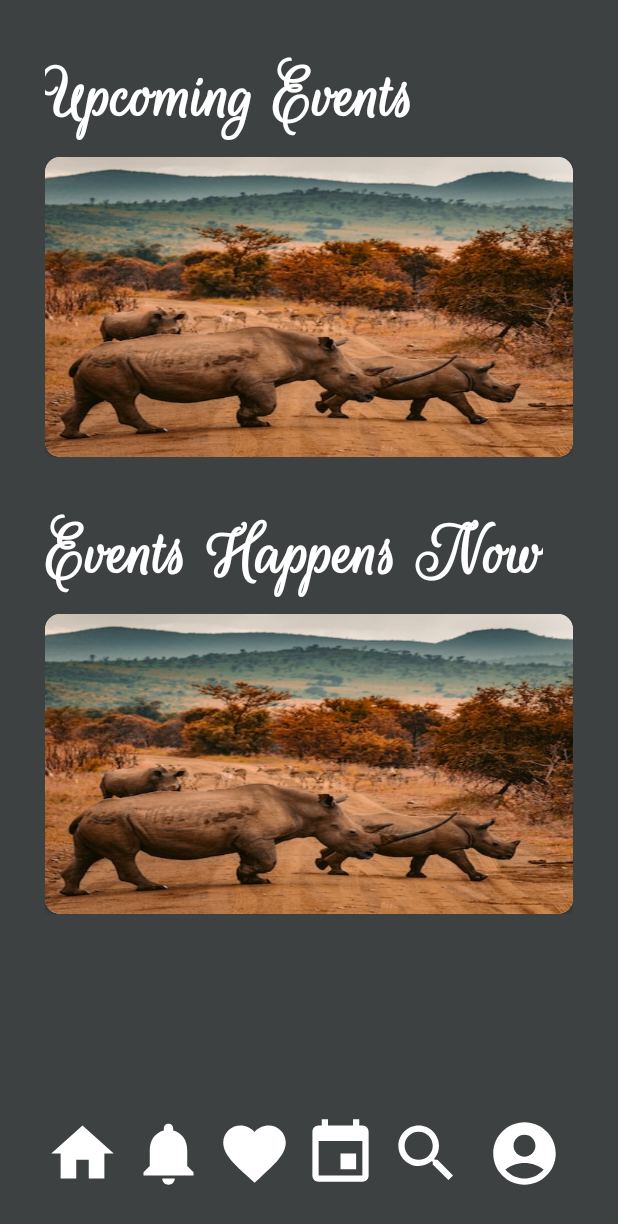
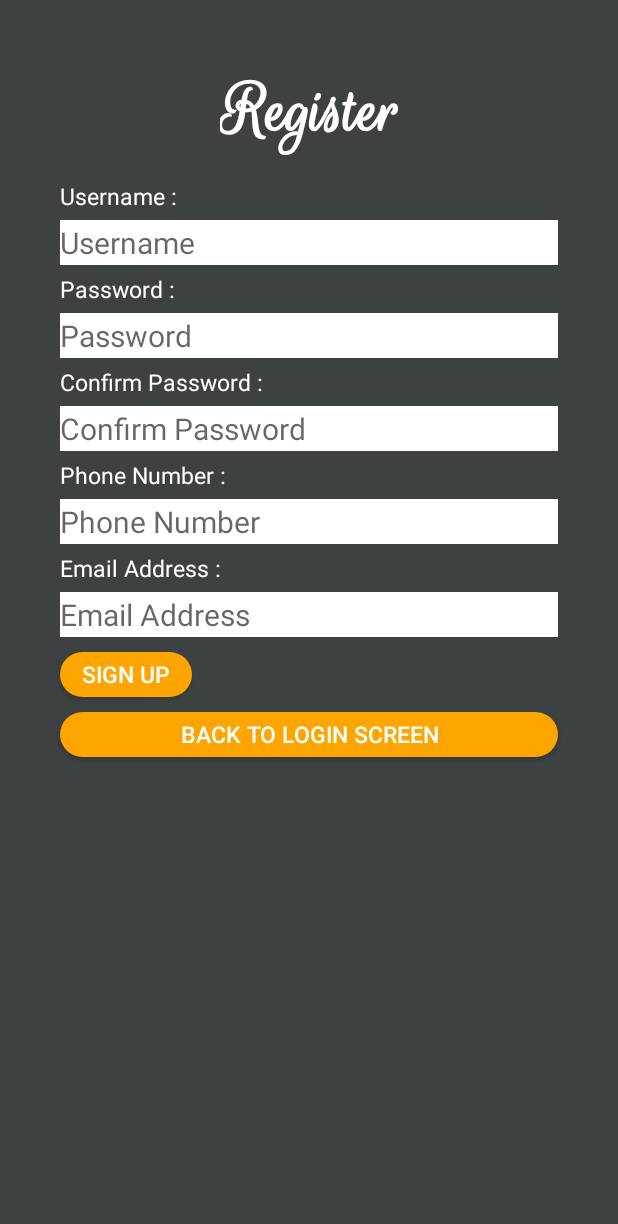
Before and after one commit to GunYuTan/LifeOnLandAssignmentFinal, an Android app: the screen it shows after launch (MainActivity), on a phone screen of 412 x 824 dp. Shown: the top 1224 px of the screen. Run offline under Robolectric (Android 15) with nearby library versions, the phone set to English and light mode, and no system bars; our stand-ins replace Room's generated code, data binding; 1 statement that could not run was skipped.

Commit message:
21/09/2023

```diff
--- a/app/src/main/java/com/example/lifeonlandassignment/LoginFragment.kt
+++ b/app/src/main/java/com/example/lifeonlandassignment/LoginFragment.kt
@@ -1,4 +1,8 @@
 package com.example.lifeonlandassignment
 
-class LoginFragment {
+import androidx.appcompat.app.AppCompatActivity
+import com.example.lifeonlandassignment.databinding.LoginScreenBinding
+
+class LoginFragment : AppCompatActivity(){
+
 }
--- a/app/src/main/java/com/example/lifeonlandassignment/MainActivity.kt
+++ b/app/src/main/java/com/example/lifeonlandassignment/MainActivity.kt
@@ -2,6 +2,8 @@ package com.example.lifeonlandassignment
 
 import androidx.appcompat.app.AppCompatActivity
 import android.os.Bundle
+import com.example.lifeonlandassignment.databinding.ActivityMainBinding
+import com.example.lifeonlandassignment.register.RegisterFragment
 
 class MainActivity: AppCompatActivity() {
     override fun onCreate(savedInstanceState: Bundle?) {
@@ -14,7 +16,7 @@ class MainActivity: AppCompatActivity() {
 //                add(R.id.fragment_container, HomeFragment())
 //                add(R.id.fragment_container, FavouriteFragment())
 //                add(R.id.fragment_container, ProfileFragment())
-                add(R.id.fragment_container, EventFragment())
+                add(R.id.fragment_container, RegisterFragment())
                 commit()
             }
         }
--- a/app/src/main/java/com/example/lifeonlandassignment/RegisterFragment.kt
+++ /dev/null
@@ -1,4 +0,0 @@
-package com.example.lifeonlandassignment
-
-class RegisterFragment {
-}
--- /dev/null
+++ b/app/src/main/java/com/example/lifeonlandassignment/database/AssignmentDatabase.kt
@@ -0,0 +1,35 @@
+package com.example.lifeonlandassignment.database
+
+
+import android.content.Context
+import androidx.room.Database
+import androidx.room.Room
+import androidx.room.RoomDatabase
+
+@Database(entities = [User::class], version = 1, exportSchema = false)
+abstract class AssignmentDatabase : RoomDatabase() {
+    abstract  val assignmentDatabaseDao: AssignmentDatabaseDao
+
+    companion object{
+        @Volatile
+        private var INSTANCE: AssignmentDatabase? = null
+
+        fun getInstance(context: Context): AssignmentDatabase{
+            synchronized(this){
+                var instance = INSTANCE
+
+                if(instance == null){
+                    instance = Room.databaseBuilder(
+                        context.applicationContext,
+                        AssignmentDatabase::class.java,
+                        "AssignmentDatabase"
+                    )
+                        .fallbackToDestructiveMigration()
+                        .build()
+                    INSTANCE = instance
+                }
+                return instance
+            }
+        }
+    }
+}
--- /dev/null
+++ b/app/src/main/java/com/example/lifeonlandassignment/database/AssignmentDatabaseDao.kt
@@ -0,0 +1,27 @@
+package com.example.lifeonlandassignment.database
+
+import androidx.lifecycle.LiveData
+import androidx.room.Dao
+import androidx.room.Insert
+import androidx.room.Query
+import androidx.room.Update
+
+@Dao
+interface AssignmentDatabaseDao {
+    @Insert
+    suspend fun insert(user: User)
+    @Update
+    fun update(user: User)
+    @Query("SELECT * from user_table WHERE userId = :key")
+    fun get(key:Long): User?
+    @Query("DELETE FROM user_table")
+    fun clear()
+    @Query("SELECT * from user_table")
+    fun getAllUser(): LiveData<List<User>>
+
+    @Query("SELECT * FROM user_table WHERE username LIKE :username AND password LIKE :password")
+    fun readAllData(username: String, password: String): LiveData<User>
+
+    @Query("SELECT * FROM user_table WHERE username LIKE :username")
+    suspend fun getUsername(username: String): User?
+}
--- /dev/null
+++ b/app/src/main/java/com/example/lifeonlandassignment/database/AssignmentDatabaseRepository.kt
@@ -0,0 +1,14 @@
+package com.example.lifeonlandassignment.database
+
+class AssignmentDatabaseRepository (private val dao: AssignmentDatabaseDao){
+    val userList = dao.getAllUser()
+
+    suspend fun insert(user: User){
+        return dao.insert(user)
+
+    }
+
+    suspend fun getUsername(username: String):User?{
+        return dao.getUsername(username)
+    }
+}
--- /dev/null
+++ b/app/src/main/java/com/example/lifeonlandassignment/register/RegisterFragment.kt
@@ -0,0 +1,41 @@
+package com.example.lifeonlandassignment.register
+
+import android.os.Bundle
+import android.view.LayoutInflater
+import android.view.View
+import android.view.ViewGroup
+import androidx.databinding.DataBindingUtil
+import androidx.fragment.app.Fragment
+import androidx.lifecycle.ViewModelProvider
+import com.example.lifeonlandassignment.R
+import com.example.lifeonlandassignment.database.AssignmentDatabase
+import com.example.lifeonlandassignment.database.AssignmentDatabaseRepository
+import com.example.lifeonlandassignment.databinding.RegisterScreenBinding
+
+class RegisterFragment : Fragment() {
+    private lateinit var registerViewModel: RegisterViewModel
+    override fun onCreateView(
+        inflater: LayoutInflater,
+        container: ViewGroup?,
+        savedInstanceState: Bundle?
+    ): View? {
+        val binding: RegisterScreenBinding = DataBindingUtil.inflate(
+            inflater, R.layout.register_screen, container, false)
+        val application = requireNotNull(this.activity).application
+        val dataSource = AssignmentDatabase.getInstance(application).assignmentDatabaseDao
+        val repository = AssignmentDatabaseRepository(dataSource)
+        val factory = RegisterViewModelFactory(repository, application)
+        registerViewModel = ViewModelProvider(this,factory).get(RegisterViewModel::class.java)
+        binding.registerViewModel = registerViewModel
+        binding.lifecycleOwner = this
+
+        registerViewModel.messageLiveData.observe(this, Observer { message ->
+            message?.let {
+                // Display a Toast with the message
+                Toast.makeText(this, message, Toast.LENGTH_SHORT).show()
+            }
+        })
+
+        return binding.root
+    }
+}
--- /dev/null
+++ b/app/src/main/java/com/example/lifeonlandassignment/register/RegisterViewModel.kt
@@ -0,0 +1,45 @@
+package com.example.lifeonlandassignment.register
+
+import android.app.Application
+import android.widget.Toast
+import androidx.databinding.Bindable
+import androidx.databinding.Observable
+import androidx.lifecycle.AndroidViewModel
+import androidx.lifecycle.LiveData
+import androidx.lifecycle.MutableLiveData
+import com.example.lifeonlandassignment.database.AssignmentDatabaseRepository
+
+class RegisterViewModel(private val repository: AssignmentDatabaseRepository, application: Application): AndroidViewModel(application),
+    Observable {
+
+    private val _messageLiveData = MutableLiveData<String>()
+    val messageLiveData: LiveData<String>
+        get() = _messageLiveData
+
+    val users = repository.userList
+
+    @Bindable
+    val inputUsername = MutableLiveData<String>()
+
+    @Bindable
+    val inputPass = MutableLiveData<String>()
+
+    @Bindable
+    val inputConfirmPass = MutableLiveData<String>()
+
+    @Bindable
+    val inputPhoneNo = MutableLiveData<String>()
+
+    @Bindable
+    val inputEmail = MutableLiveData<String>()
+
+    fun registerButton(){
+        if(inputUsername == null || inputPass == null || inputConfirmPass == null || inputPhoneNo == null || inputEmail == null){
+            _messageLiveData.value = "Each field is required!"
+        }
+    }
+
+    override fun addOnPropertyChangedCallback(callback: Observable.OnPropertyChangedCallback?) {}
+
+    override fun removeOnPropertyChangedCallback(callback: Observable.OnPropertyChangedCallback?) {}
+}
--- /dev/null
+++ b/app/src/main/java/com/example/lifeonlandassignment/register/RegisterViewModelFactory.kt
@@ -0,0 +1,19 @@
+package com.example.lifeonlandassignment.register
+
+import android.app.Application
+import androidx.lifecycle.ViewModel
+import androidx.lifecycle.ViewModelProvider
+import com.example.lifeonlandassignment.database.AssignmentDatabaseRepository
+import java.lang.IllegalArgumentException
+
+class RegisterViewModelFactory (private  val repository: AssignmentDatabaseRepository,
+                                private val application: Application): ViewModelProvider.Factory
+{
+    @Suppress("Unchecked_cast")
+    override fun <T : ViewModel> create(modelClass: Class<T>): T {
+        if(modelClass.isAssignableFrom(RegisterViewModel::class.java)) {
+            return RegisterViewModel(repository, application) as T
+        }
+        throw IllegalArgumentException("Unknown View Model Class")
+    }
+}
--- a/app/src/main/res/layout/register_screen.xml
+++ b/app/src/main/res/layout/register_screen.xml
@@ -1,7 +1,15 @@
 <?xml version="1.0" encoding="utf-8"?>
-<androidx.constraintlayout.widget.ConstraintLayout xmlns:android="http://schemas.android.com/apk/res/android"
+<layout xmlns:android="http://schemas.android.com/apk/res/android"
     xmlns:app="http://schemas.android.com/apk/res-auto"
-    xmlns:tools="http://schemas.android.com/tools"
+    xmlns:tools="http://schemas.android.com/tools">
+
+    <data>
+        <variable
+            name="registerViewModel"
+            type="com.example.lifeonlandassignment.register.RegisterViewModel" />
+    </data>
+
+    <androidx.constraintlayout.widget.ConstraintLayout
         android:id="@+id/register_screen"
         android:layout_width="match_parent"
         android:layout_height="match_parent"
@@ -82,7 +90,7 @@
             app:layout_constraintStart_toStartOf="parent"
             app:layout_constraintTop_toBottomOf="@+id/txtRegInputPhoneNumber" />
 
-    <TextView
+        <EditText
             android:id="@+id/txtRegInputUsername"
             android:layout_width="0dp"
             android:layout_height="30dp"
@@ -90,13 +98,16 @@
             android:layout_marginTop="5dp"
             android:layout_marginEnd="40dp"
             android:background="@color/white"
-        android:text="Username"
+            android:hint="@string/username_hint"
+            android:importantForAutofill="no"
+            android:text="@{registerViewModel.inputUsername}"
             android:textSize="20sp"
             app:layout_constraintEnd_toEndOf="parent"
+            app:layout_constraintHorizontal_bias="0.0"
             app:layout_constraintStart_toStartOf="parent"
             app:layout_constraintTop_toBottomOf="@+id/txtRegUsername" />
 
-    <TextView
+        <EditText
             android:id="@+id/txtRegInputPassword"
             android:layout_width="0dp"
             android:layout_height="30dp"
@@ -104,14 +115,16 @@
             android:layout_marginTop="5dp"
             android:layout_marginEnd="40dp"
             android:background="@color/white"
-        android:text="Password"
+            android:hint="@string/password_hint"
+            android:importantForAutofill="no"
+            android:text="@{registerViewModel.inputPass}"
             android:textSize="20sp"
             app:layout_constraintEnd_toEndOf="parent"
             app:layout_constraintHorizontal_bias="0.0"
             app:layout_constraintStart_toStartOf="parent"
             app:layout_constraintTop_toBottomOf="@+id/txtRegPassword" />
 
-    <TextView
+        <EditText
             android:id="@+id/txtRegInputConfirmPassword"
             android:layout_width="0dp"
             android:layout_height="30dp"
@@ -119,14 +132,16 @@
             android:layout_marginTop="5dp"
             android:layout_marginEnd="40dp"
             android:background="@color/white"
-        android:text="Confirm Password"
+            android:hint="@string/confirmPass_hint"
+            android:importantForAutofill="no"
+            android:text="@{registerViewModel.inputConfirmPass}"
             android:textSize="20sp"
             app:layout_constraintEnd_toEndOf="parent"
             app:layout_constraintHorizontal_bias="0.0"
             app:layout_constraintStart_toStartOf="parent"
             app:layout_constraintTop_toBottomOf="@+id/txtRegConfirmPassword" />
 
-    <TextView
+        <EditText
             android:id="@+id/txtRegInputPhoneNumber"
             android:layout_width="0dp"
             android:layout_height="30dp"
@@ -134,14 +149,16 @@
             android:layout_marginTop="5dp"
             android:layout_marginEnd="40dp"
             android:background="@color/white"
-        android:text="Phone Number"
+            android:hint="@string/phoneNo_hint"
+            android:importantForAutofill="no"
+            android:text="@{registerViewModel.inputPhoneNo}"
             android:textSize="20sp"
             app:layout_constraintEnd_toEndOf="parent"
             app:layout_constraintHorizontal_bias="0.0"
             app:layout_constraintStart_toStartOf="parent"
             app:layout_constraintTop_toBottomOf="@+id/txtRegPhoneNumber" />
 
-    <TextView
+        <EditText
             android:id="@+id/txtRegInputEmailAddress"
             android:layout_width="0dp"
             android:layout_height="30dp"
@@ -149,7 +166,9 @@
             android:layout_marginTop="5dp"
             android:layout_marginEnd="40dp"
             android:background="@color/white"
-        android:text="Email Address"
+            android:hint="@string/email_hint"
+            android:importantForAutofill="no"
+            android:text="@{registerViewModel.inputEmail}"
             android:textSize="20sp"
             app:layout_constraintEnd_toEndOf="parent"
             app:layout_constraintHorizontal_bias="0.0"
@@ -167,6 +186,7 @@
             android:text="Sign Up"
             android:textColor="@color/white"
             android:textSize="15sp"
+            android:onClick="@{()->registerViewModel.registerButton()}"
             app:layout_constraintStart_toStartOf="parent"
             app:layout_constraintTop_toBottomOf="@+id/txtRegInputEmailAddress" />
 
@@ -186,3 +206,4 @@
             app:layout_constraintStart_toStartOf="parent"
             app:layout_constraintTop_toBottomOf="@+id/btnRegister" />
     </androidx.constraintlayout.widget.ConstraintLayout>
+</layout>
--- a/app/src/main/res/values/strings.xml
+++ b/app/src/main/res/values/strings.xml
@@ -1,3 +1,8 @@
 <resources>
     <string name="app_name">LifeOnLandAssignment</string>
+    <string name="username_hint">Username</string>
+    <string name="password_hint">Password</string>
+    <string name="confirmPass_hint">Confirm Password</string>
+    <string name="phoneNo_hint">Phone Number</string>
+    <string name="email_hint">Email Address</string>
 </resources>
```
Also changed, not shown: app/build.gradle.kts (+20 -4 lines), app/src/main/java/com/example/lifeonlandassignment/database/User.kt (added, +25 -0 lines), 1 other file. Lines whose indentation alone changed are shown as unchanged.
